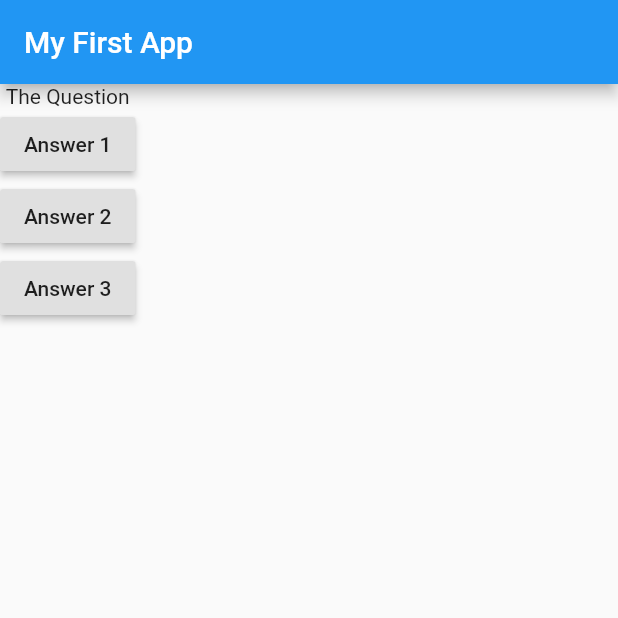
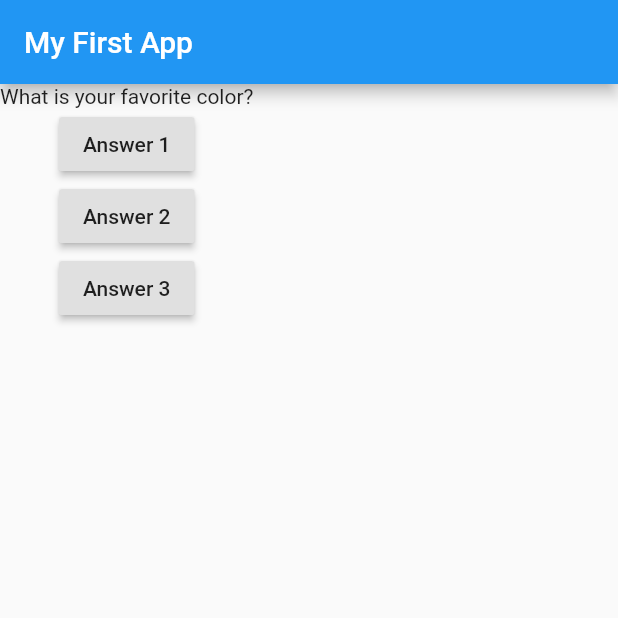
Before and after one commit to AlphaDecodeX/QuizApp, a Flutter app: the screen it shows after launch, after a tap on "Answer 1", on a phone screen of 412 x 824 dp, the top half of it. Run offline on Flutter 3.47's test engine with Material 2 defaults, Android fonts, the phone set to English and light mode, and no system bars.

```diff
--- a/lib/main.dart
+++ b/lib/main.dart
@@ -7,12 +7,19 @@ import 'package:flutter/material.dart';
 void main() => runApp(MyApp());
 
 class MyApp extends StatelessWidget {
+  var questionIndex = 0;
+
   void answerQuestion() {
-    print("Answer Choosen");
+    questionIndex += 1;
   }
 
   @override
   Widget build(BuildContext context) {
+    var questions = [
+      'What is your favorite color?',
+      'What is your favorite animal'
+    ];
+
     return MaterialApp(
       home: Scaffold(
         appBar: AppBar(
@@ -20,9 +27,10 @@ class MyApp extends StatelessWidget {
         ),
         body: Column(
           children: <Widget>[
-            Text("The Question"),
+            Text(questions[questionIndex]),
             RaisedButton(child: Text('Answer 1'), onPressed: answerQuestion),
-            RaisedButton(child: Text('Answer 2'), onPressed: answerQuestion),
+            RaisedButton(
+                child: Text('Answer 2'), onPressed: () => {print("Answer 2")}),
             RaisedButton(child: Text('Answer 3'), onPressed: answerQuestion),
           ],
         ),
```
